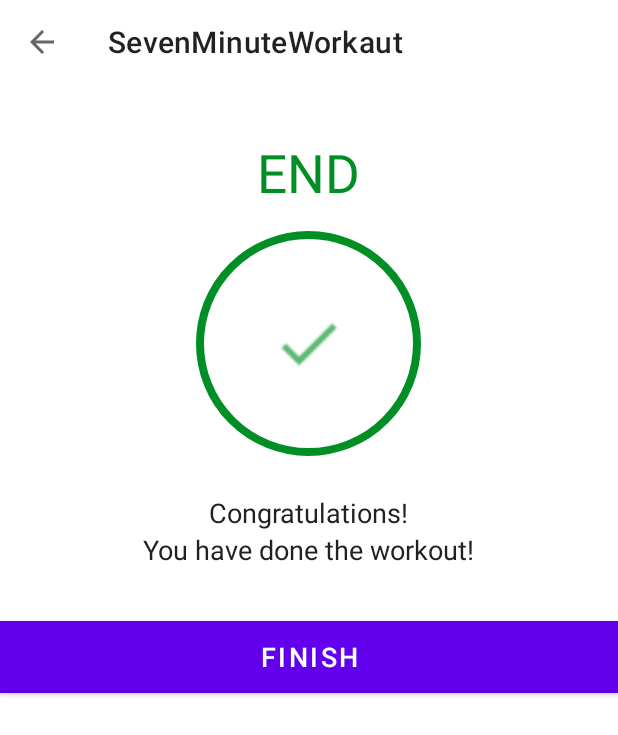
After one commit to bertonoon/SevenMinuteWorkout, an Android app: the FinishActivity screen opened directly, with no data from a screen before it, on a phone screen of 412 x 824 dp. The commit adds this screen. Shown: the top 735 px of the screen. Run offline under Robolectric (Android 15) with nearby library versions, the phone set to English and light mode, and no system bars.

Commit message:
FinishActivity

```diff
--- a/app/src/main/AndroidManifest.xml
+++ b/app/src/main/AndroidManifest.xml
@@ -4,7 +4,7 @@
 
     <queries>
         <intent>
-            <action android:name="android.intent.action.TTS_SERVICE"/>
+            <action android:name="android.intent.action.TTS_SERVICE" />
         </intent>
     </queries>
 
@@ -18,6 +18,13 @@
         android:supportsRtl="true"
         android:theme="@style/Theme.SevenMinuteWorkaut"
         tools:targetApi="31">
+        <activity
+            android:name=".FinishActivity"
+            android:exported="false">
+            <meta-data
+                android:name="android.app.lib_name"
+                android:value="" />
+        </activity>
         <activity
             android:name=".ExerciseActivity"
             android:exported="false">
--- a/app/src/main/java/eu/tutorials/sevenminuteworkaut/ExerciseActivity.kt
+++ b/app/src/main/java/eu/tutorials/sevenminuteworkaut/ExerciseActivity.kt
@@ -1,5 +1,6 @@
 package eu.tutorials.sevenminuteworkaut
 
+import android.content.Intent
 import android.media.MediaPlayer
 import android.net.Uri
 import androidx.appcompat.app.AppCompatActivity
@@ -26,8 +27,8 @@ class ExerciseActivity : AppCompatActivity(), OnInitListener {
     private var exerciseProgress = 0
     private var exerciseList : ArrayList<ExerciseModel>? = null
     private var currentExercisePosition = -1
-    private val exerciseTime:Long = 1000
-    private val restTime:Long = 1000
+    private val exerciseTime:Long = 500
+    private val restTime:Long = 500
     private var tts: TextToSpeech? = null
     private var binding:ActivityExerciseBinding? = null
     private var player: MediaPlayer? = null
@@ -124,13 +125,15 @@ class ExerciseActivity : AppCompatActivity(), OnInitListener {
             }
 
             override fun onFinish() {
-                exerciseList!![currentExercisePosition].setIsSelected(false)
-                exerciseList!![currentExercisePosition].setIsCompleted(true)
-                exerciseAdapter!!.notifyDataSetChanged()
                 if (currentExercisePosition < exerciseList?.size!! -1){
+                    exerciseList!![currentExercisePosition].setIsSelected(false)
+                    exerciseList!![currentExercisePosition].setIsCompleted(true)
+                    exerciseAdapter!!.notifyDataSetChanged()
                     setupRestView()
                 } else {
-                    Toast.makeText(this@ExerciseActivity, "Koniec",Toast.LENGTH_SHORT).show()
+                    finish()
+                    val intent = Intent(this@ExerciseActivity, FinishActivity::class.java)
+                    startActivity(intent)
                 }
             }
         }.start()
--- /dev/null
+++ b/app/src/main/java/eu/tutorials/sevenminuteworkaut/FinishActivity.kt
@@ -0,0 +1,28 @@
+package eu.tutorials.sevenminuteworkaut
+
+import androidx.appcompat.app.AppCompatActivity
+import android.os.Bundle
+import eu.tutorials.sevenminuteworkaut.databinding.ActivityFinishBinding
+
+
+class FinishActivity : AppCompatActivity() {
+    private var binding: ActivityFinishBinding? = null
+
+    override fun onCreate(savedInstanceState: Bundle?) {
+        super.onCreate(savedInstanceState)
+
+        binding = ActivityFinishBinding.inflate(layoutInflater)
+        setContentView(binding?.root)
+
+        setSupportActionBar(binding?.toolbarFinishActivity)
+        if (supportActionBar != null) {
+            supportActionBar?.setDisplayHomeAsUpEnabled(true)
+        }
+        binding?.toolbarFinishActivity?.setNavigationOnClickListener {
+            onBackPressed()
+        }
+        binding?.btnFinish?.setOnClickListener {
+            finish()
+        }
+    }
+}
--- /dev/null
+++ b/app/src/main/res/layout/activity_finish.xml
@@ -0,0 +1,69 @@
+<?xml version="1.0" encoding="utf-8"?>
+<!--TODO(Step 5 : Design the finish screen layout.)-->
+<!--START-->
+<LinearLayout xmlns:android="http://schemas.android.com/apk/res/android"
+    xmlns:tools="http://schemas.android.com/tools"
+    android:layout_width="match_parent"
+    android:layout_height="match_parent"
+    android:gravity="center_horizontal"
+    android:orientation="vertical"
+    tools:context=".FinishActivity">
+
+    <androidx.appcompat.widget.Toolbar
+        android:id="@+id/toolbar_finish_activity"
+        android:layout_width="match_parent"
+        android:layout_height="?android:attr/actionBarSize"
+        android:background="#FFFFFF" />
+
+    <TextView
+        android:id="@+id/tvEnd"
+        android:layout_width="wrap_content"
+        android:layout_height="wrap_content"
+        android:layout_marginTop="35dp"
+        android:text="END"
+        android:textColor="@color/colorAccent"
+        android:textSize="35sp" />
+
+    <LinearLayout
+        android:layout_width="150dp"
+        android:layout_height="150dp"
+        android:layout_gravity="center"
+        android:layout_marginTop="15dp"
+        android:background="@drawable/item_circular_color_accent_border"
+        android:gravity="center">
+
+        <!--Here the ic_action_done image in added in the drawables folders.-->
+        <ImageView
+            android:layout_width="50dp"
+            android:layout_height="50dp"
+            android:src="@drawable/ic_action_done" />
+    </LinearLayout>
+
+    <TextView
+        android:layout_width="wrap_content"
+        android:layout_height="wrap_content"
+        android:layout_marginTop="25dp"
+        android:text="Congratulations!"
+        android:textColor="#212121"
+        android:textSize="18sp" />
+
+    <TextView
+        android:layout_width="wrap_content"
+        android:layout_height="wrap_content"
+        android:text="You have done the workout!"
+        android:textColor="#212121"
+        android:textSize="18sp" />
+
+    <Button
+        android:id="@+id/btnFinish"
+        android:layout_width="match_parent"
+        android:layout_height="wrap_content"
+        android:layout_gravity="bottom"
+        android:layout_marginTop="35dp"
+        android:background="@color/colorAccent"
+        android:text="FINISH"
+        android:textColor="#FFFFFF"
+        android:textSize="18sp" />
+
+</LinearLayout>
+    <!--END-->
```
Also changed, not shown: app/src/main/res/drawable/ic_action_done.png (added).
